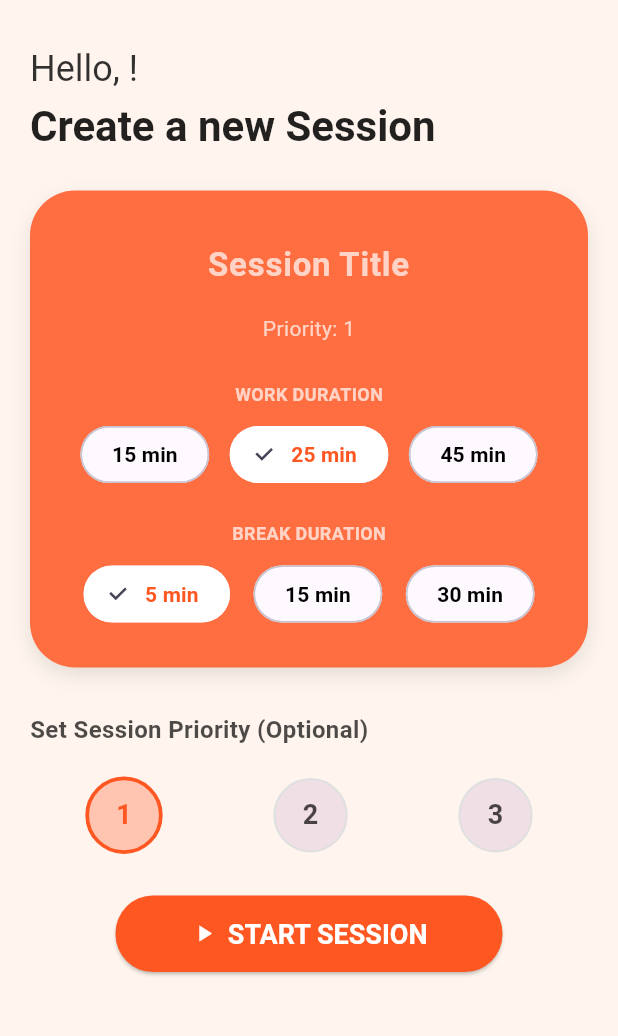
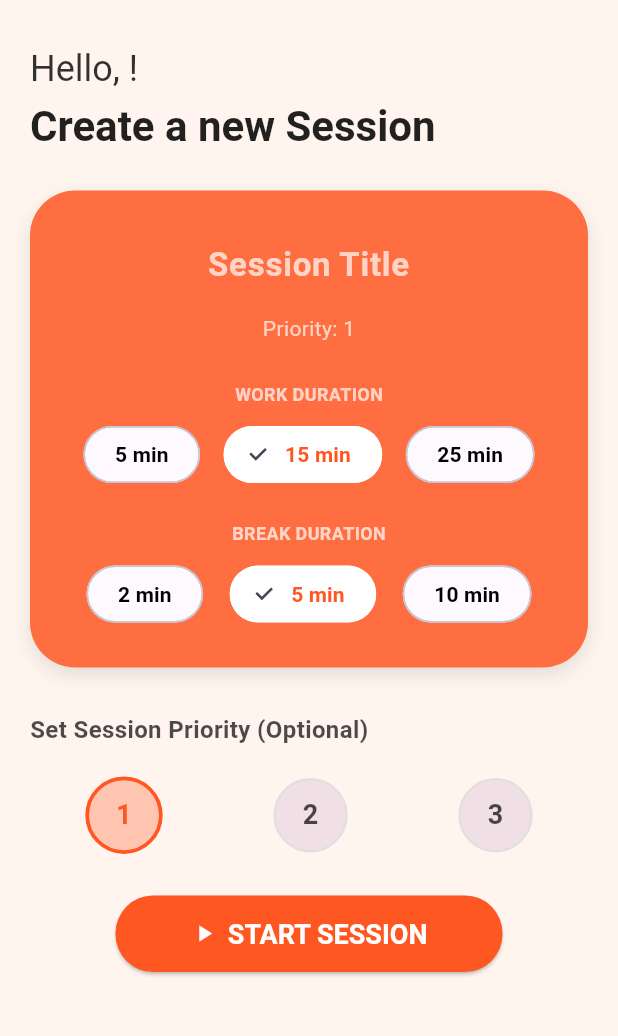
Before and after one commit to ShresthaSwapnil/PomodoroSathi, a Flutter app: the InputScreen screen opened directly, on a phone screen of 412 x 824 dp, the part 69-1105 px from its top. Run offline on Flutter 3.47's test engine with Material 3 defaults, Android fonts, the phone set to English and light mode, and no system bars; our stand-ins replace audioplayers, shared_preferences; accounts and stored records are empty; network calls fail.

Commit message:
Adjusted time and added music

```diff
--- a/lib/screens/input_screen.dart
+++ b/lib/screens/input_screen.dart
@@ -21,7 +21,7 @@ class InputScreen extends StatefulWidget {
 
 class _InputScreenState extends State<InputScreen> {
   late TextEditingController _titleController;
-  int _selectedWorkDuration = 25;
+  int _selectedWorkDuration = 15;
   int _selectedBreakDuration = 5;
   int _selectedPriority = 1;
   String _userName = "User";
@@ -32,7 +32,7 @@ class _InputScreenState extends State<InputScreen> {
     super.initState();
     _loadUserName();
     _titleController = TextEditingController(text: widget.previousSession?.title ?? "");
-    _selectedWorkDuration = widget.previousSession?.workDurationMinutes ?? 25;
+    _selectedWorkDuration = widget.previousSession?.workDurationMinutes ?? 15;
     _selectedBreakDuration = widget.previousSession?.breakDurationMinutes ?? 5;
     _selectedPriority = widget.previousSession?.priority ?? 1;
   }
@@ -178,9 +178,9 @@ class _InputScreenState extends State<InputScreen> {
             Row(
               mainAxisAlignment: MainAxisAlignment.spaceEvenly,
               children: [
+                _buildDurationChip(5, _selectedWorkDuration, (val) => setState(() => _selectedWorkDuration = val), "WORK"),
                 _buildDurationChip(15, _selectedWorkDuration, (val) => setState(() => _selectedWorkDuration = val), "WORK"),
                 _buildDurationChip(25, _selectedWorkDuration, (val) => setState(() => _selectedWorkDuration = val), "WORK"),
-                _buildDurationChip(45, _selectedWorkDuration, (val) => setState(() => _selectedWorkDuration = val), "WORK"),
               ],
             ),
             SizedBox(height: 20),
@@ -190,9 +190,9 @@ class _InputScreenState extends State<InputScreen> {
             Row(
               mainAxisAlignment: MainAxisAlignment.spaceEvenly,
               children: [
+                _buildDurationChip(2, _selectedBreakDuration, (val) => setState(() => _selectedBreakDuration = val), "BREAK"),
                 _buildDurationChip(5, _selectedBreakDuration, (val) => setState(() => _selectedBreakDuration = val), "BREAK"),
-                _buildDurationChip(15, _selectedBreakDuration, (val) => setState(() => _selectedBreakDuration = val), "BREAK"),
-                _buildDurationChip(30, _selectedBreakDuration, (val) => setState(() => _selectedBreakDuration = val), "BREAK"),
+                _buildDurationChip(10, _selectedBreakDuration, (val) => setState(() => _selectedBreakDuration = val), "BREAK"),
 
               ],
             ),
--- a/pubspec.yaml
+++ b/pubspec.yaml
@@ -33,6 +33,7 @@ dependencies:
   flutter_launcher_icons: ^0.14.3
   shared_preferences:
   animations:
+  audioplayers:
 
   # The following adds the Cupertino Icons font to your application.
   # Use with the CupertinoIcons class for iOS style icons.
@@ -65,7 +66,7 @@ flutter:
   assets:
     - assets/
   #   - images/a_dot_burr.jpeg
-  #   - images/a_dot_ham.jpeg
+    # - assests/sounds/
 
   # An image asset can refer to one or more resolution-specific "variants", see
   # https://flutter.dev/to/resolution-aware-images
```
Also changed, not shown: lib/screens/timer_screen.dart (+12 -3 lines), pubspec.lock, 6 other files.
